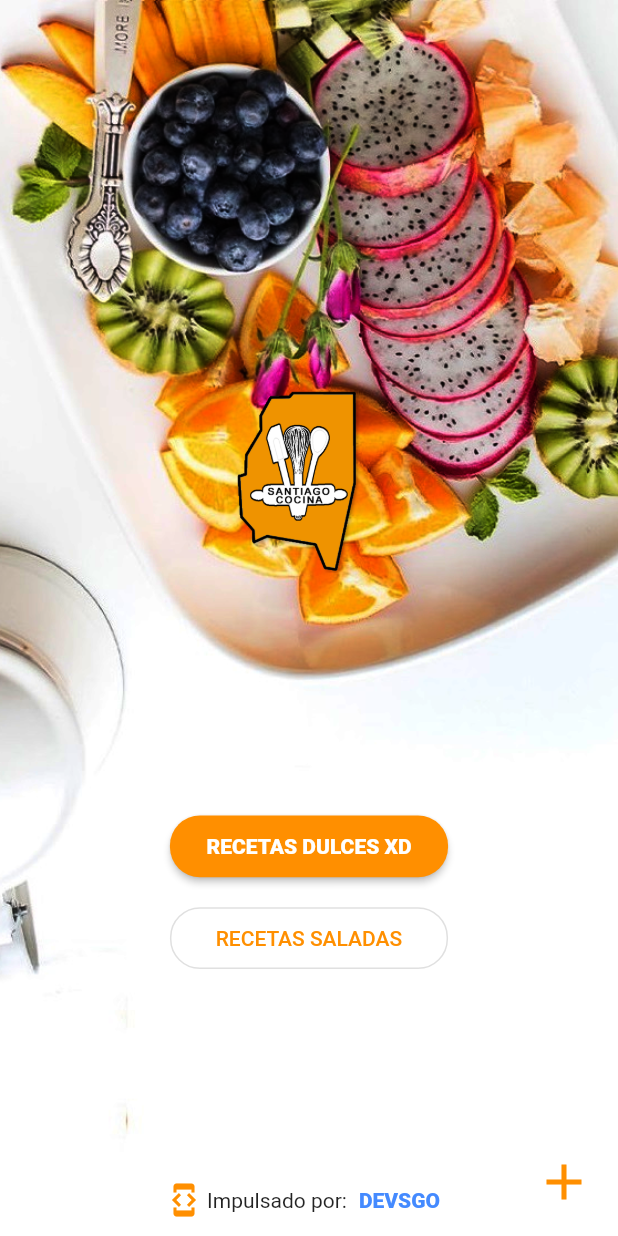
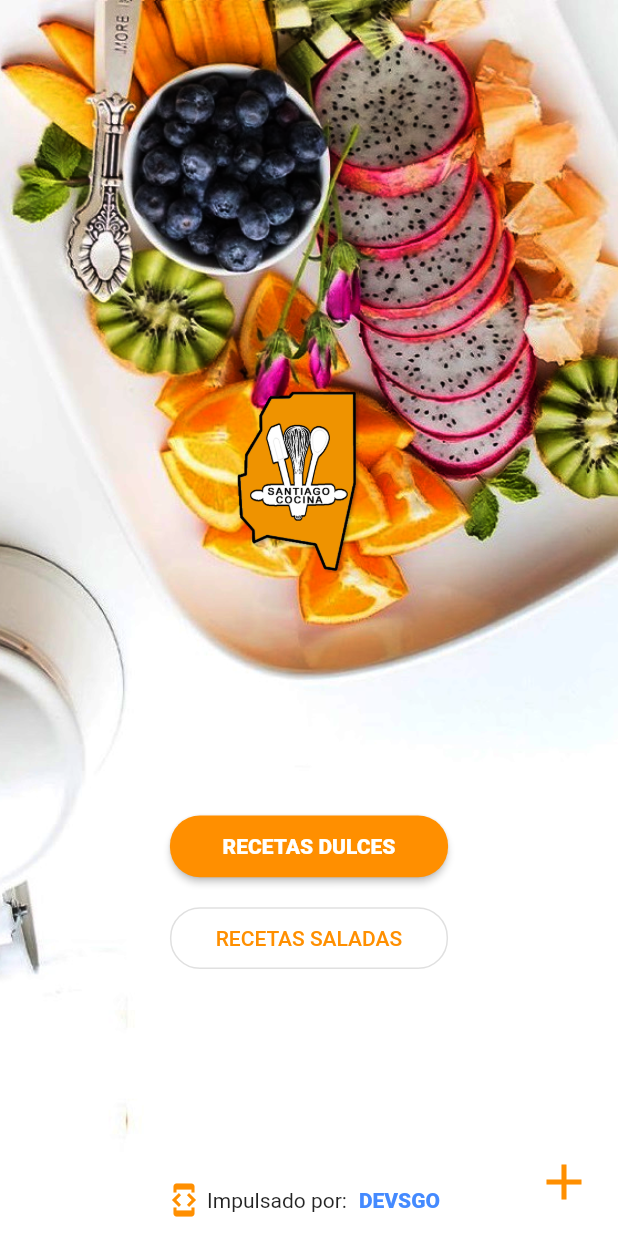
Before and after one commit to AgustinMontenegro95/Santiago_Cocina, a Flutter app: the screen it shows after launch, on a phone screen of 412 x 824 dp. Run offline on Flutter 3.47's test engine with Material 2 defaults, Android fonts, the phone set to English and light mode, and no system bars; our stand-ins replace cloud_firestore, firebase_core, fluttertoast, google_fonts, lottie, share; missing offline and left inert: simple_speed_dial; accounts and stored records are empty.

Commit message:
borre xd

```diff
--- a/lib/pages/homePage.dart
+++ b/lib/pages/homePage.dart
@@ -73,7 +73,7 @@ class _HomePageState extends State<HomePage> {
                                 )));
                   },
                   child: Text(
-                    "RECETAS DULCES XD",
+                    "RECETAS DULCES",
                     style: TextStyle(fontWeight: FontWeight.w900),
                   ),
                 ),
```
